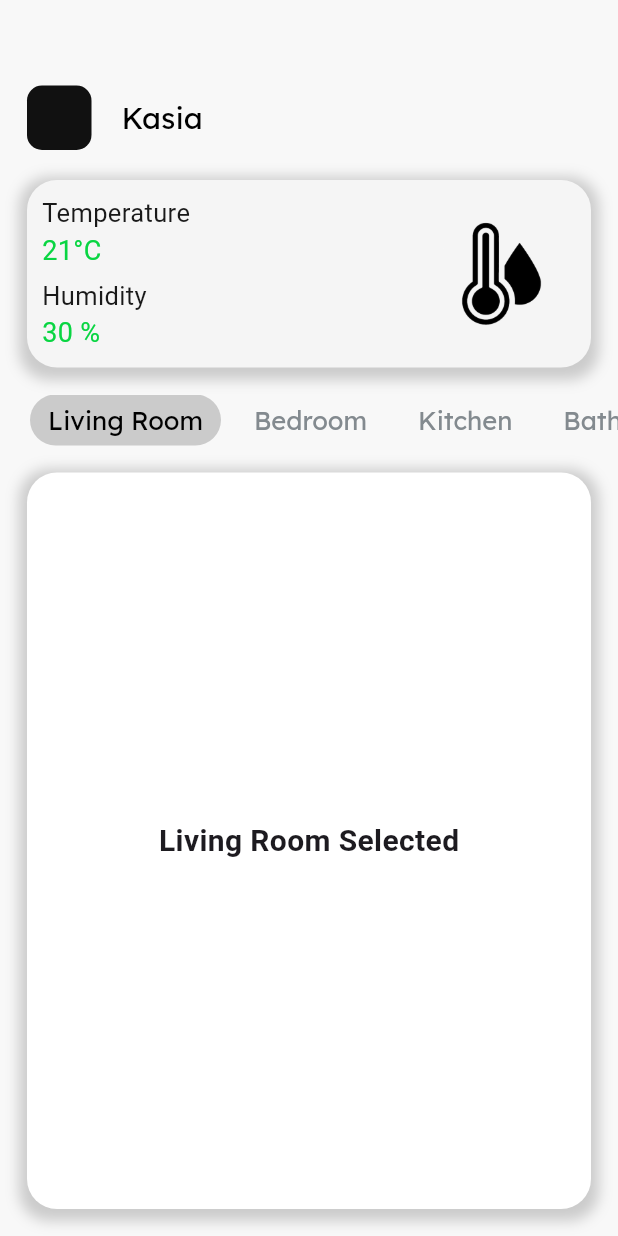
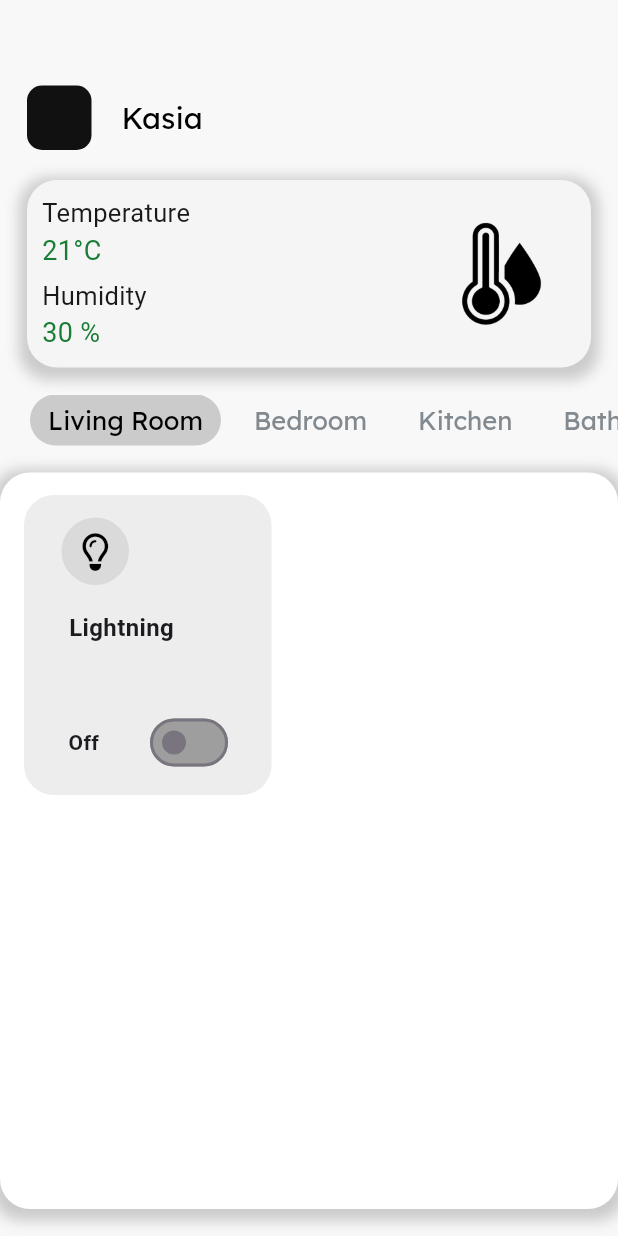
Before and after one commit to katrecat/Smart_home, a Flutter app: the screen it shows after launch, on a phone screen of 412 x 824 dp. Run offline on Flutter 3.47's test engine with Material 3 defaults, Android fonts, the phone set to English and light mode, and no system bars; our stand-ins replace flutter_svg, font_awesome_flutter, google_fonts.

Commit message:
Dodanie blocku sterowania oswietleniem

```diff
--- a/lib/screens/screen_0.dart
+++ b/lib/screens/screen_0.dart
@@ -13,7 +13,7 @@ class _Screen0State extends State<Screen0> {
   void initState() {
     super.initState();
     // Start a Timer that navigates to Screen1 after 5 seconds
-    Timer(Duration(seconds: 1), () {
+    Timer(Duration(seconds: 5), () {
       Navigator.pushReplacementNamed(context, '/screen1');
     });
   }
--- a/lib/screens/screen_1.dart
+++ b/lib/screens/screen_1.dart
@@ -1,5 +1,5 @@
 import 'package:flutter/material.dart';
-import 'package:flutter_svg/flutter_svg.dart';
+import '../widgets/CustomSensorBlock.dart';
 
 class Screen1 extends StatefulWidget {
   @override
@@ -83,10 +83,12 @@ class _Screen1State extends State<Screen1> {
                         crossAxisAlignment: CrossAxisAlignment.start,
                         children: [
                           Text('Temperature', style: TextStyle(fontSize: 17, color: Color.fromRGBO(25, 25, 25, 1))),
-                          Text('21°С', style: TextStyle(fontSize: 18, color: Color.fromRGBO(9, 213, 66, 1))),
+                          Text('21°С', style: TextStyle(fontSize: 18, color: Color.fromRGBO(
+                              26, 125, 54, 1.0))),
                           SizedBox(height: 5),
                           Text('Humidity', style: TextStyle(fontSize: 17, color: Color.fromRGBO(25, 25, 25, 1))),
-                          Text('30 %', style: TextStyle(fontSize: 18, color: Color.fromRGBO(9, 213, 66, 1))),
+                          Text('30 %', style: TextStyle(fontSize: 18, color: Color.fromRGBO(
+                              26, 125, 54, 1.0))),
                         ],
                       ),
                     ),
@@ -152,9 +154,8 @@ class _Screen1State extends State<Screen1> {
                   return AnimatedOpacity(
                     duration: Duration(milliseconds: 300),
                     opacity: _selectedIndex == index ? 1.0 : 0.0,
-                    child: Center(
                     child: Container(
-                        margin: EdgeInsets.fromLTRB(18, 18, 18, 18),
+                      margin: EdgeInsets.fromLTRB(0, 18, 0, 18),
                       decoration: BoxDecoration(
                         color: Colors.white,
                         borderRadius: BorderRadius.circular(20),
@@ -167,20 +168,49 @@ class _Screen1State extends State<Screen1> {
                           ),
                         ],
                       ),
-                        child: Center(
-                          child: Text(
+                      child: Padding(
+                        padding: EdgeInsets.all(10),
+                        child: Column(
+                          crossAxisAlignment: CrossAxisAlignment.stretch,
+                          children: [
                             _selectedIndex == 0
-                                ? 'Living Room Selected'
+                                ? Wrap(
+                                children: [
+                                  CustomSensorBlock()
+                        ],
+                            )
                                 : _selectedIndex == 1
-                                ? 'Bedroom Selected'
+                                ? Wrap(
+                              spacing: 10,
+                              runSpacing: 10,
+                              children: [
+                                CustomSensorBlock(),
+                                CustomSensorBlock(),
+                              ],
+                            )
                                 : _selectedIndex == 2
-                                ? 'Kitchen Selected'
-                                : 'Bathroom Selected',
-                            style: TextStyle(
-                              fontSize: 20,
-                              fontWeight: FontWeight.bold,
-                            ),
-                          ),
+                                ? Wrap(
+                              spacing: 10,
+                              runSpacing: 10,
+                              children: [
+                                CustomSensorBlock(),
+                                CustomSensorBlock(),
+                                CustomSensorBlock(),
+                                CustomSensorBlock(),
+                              ],
+                            )
+                                : _selectedIndex == 3
+                                ? Wrap(
+                              spacing: 10,
+                              runSpacing: 10,
+                              children: [
+                                CustomSensorBlock(),
+                                CustomSensorBlock(),
+                                CustomSensorBlock(),
+                              ],
+                            )
+                                : Container(),
+                          ],
                         ),
                       ),
                     ),
@@ -188,6 +218,7 @@ class _Screen1State extends State<Screen1> {
                 },
               ),
             ),
+
           ],
         ),
       ),
--- /dev/null
+++ b/lib/widgets/CustomSensorBlock.dart
@@ -0,0 +1,88 @@
+import 'package:flutter/material.dart';
+import 'package:font_awesome_flutter/font_awesome_flutter.dart';
+
+class CustomSensorBlock extends StatefulWidget {
+  @override
+  _CustomSensorBlockState createState() => _CustomSensorBlockState();
+}
+
+class _CustomSensorBlockState extends State<CustomSensorBlock> {
+  bool _isSwitched = false;
+
+  @override
+  Widget build(BuildContext context) {
+    return Container(
+      width: 165,
+      height: 200,
+      margin: EdgeInsets.only(bottom: 5, top: 5, left: 6, right: 6),
+      decoration: BoxDecoration(
+        color: Color(0xFFededed),
+        borderRadius: BorderRadius.circular(20),
+      ),
+      child: Stack(
+        children: [
+          Positioned(
+            top: 15,
+            left: 25,
+            child: Container(
+              width: 45,
+              height: 45,
+              decoration: BoxDecoration(
+                color: Color(0xFFDADADA),
+                shape: BoxShape.circle,
+              ),
+              child: Center(
+                child: FaIcon(
+                  FontAwesomeIcons.lightbulb,
+                  color: Colors.black,
+                  size: 25,
+                ),
+              ),
+            ),
+          ),
+          Positioned(
+            bottom: 100,
+            left: 30,
+            child: Text(
+              "Lightning",
+              style: TextStyle(
+                fontSize: 16,
+                fontWeight: FontWeight.bold,
+              ),
+            ),
+          ),
+          Positioned(
+            bottom: 20,
+            right: 25,
+            child: Row(
+              children: [
+                Text(
+                  _isSwitched ? "On" : "Off",
+                  style: TextStyle(
+                    fontSize: 14,
+                    fontWeight: FontWeight.bold,
+                  ),
+                ),
+                SizedBox(width: 30),
+                SizedBox(
+                  width: 60,
+                  height: 30,
+                  child: Switch(
+                    value: _isSwitched,
+                    onChanged: (value) {
+                      setState(() {
+                        _isSwitched = value;
+                      });
+                    },
+                    activeColor: Colors.green,
+                    inactiveTrackColor: Colors.grey, // Kolor tła wyłączonego przełącznika
+                  ),
+                ),
+              ],
+            ),
+          ),
+        ],
+      ),
+    );
+  }
+}
--- a/pubspec.yaml
+++ b/pubspec.yaml
@@ -14,8 +14,7 @@ dependencies:
   flutter:
     sdk: flutter
   flutter_svg: ^2.0.10+1
-
-
+  font_awesome_flutter: ^10.7.0
   cupertino_icons: ^1.0.6
 
 dev_dependencies:
```
Also changed, not shown: pubspec.lock. Lines whose indentation alone changed are shown as unchanged.
